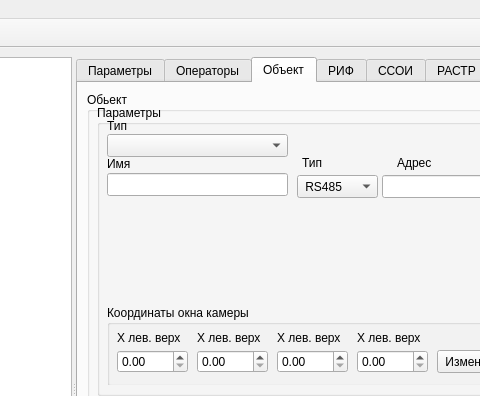
The window that m_cfg/MainWindowCFG.ui (xXRadioHeadXx/start7) describes before a commit, drawn with Qt 5; both pictures show x 397 to 877 and y 0 to 396 of the 1082 by 772 pixel window.
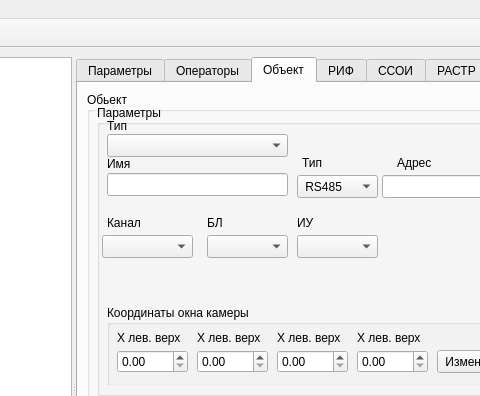
The same window after the commit. The open tabs and pages were chosen to show the change. Icons and pictures are not drawn. Custom widgets are drawn as their Qt base class.

Patch:
```diff
--- a/m_cfg/MainWindowCFG.ui
+++ b/m_cfg/MainWindowCFG.ui
@@ -1014,7 +1014,77 @@
                </property>
               </widget>
              </widget>
-             <widget class="QWidget" name="SSOI_IU_groupbox"/>
+             <widget class="QWidget" name="SSOI_IU_groupbox">
+              <widget class="QComboBox" name="SSOI_IU_Num1">
+               <property name="geometry">
+                <rect>
+                 <x>5</x>
+                 <y>30</y>
+                 <width>91</width>
+                 <height>23</height>
+                </rect>
+               </property>
+              </widget>
+              <widget class="QLabel" name="label_94">
+               <property name="geometry">
+                <rect>
+                 <x>10</x>
+                 <y>10</y>
+                 <width>71</width>
+                 <height>16</height>
+                </rect>
+               </property>
+               <property name="text">
+                <string>Канал</string>
+               </property>
+              </widget>
+              <widget class="QComboBox" name="SSOI_IU_Num2">
+               <property name="geometry">
+                <rect>
+                 <x>110</x>
+                 <y>30</y>
+                 <width>81</width>
+                 <height>23</height>
+                </rect>
+               </property>
+              </widget>
+              <widget class="QLabel" name="label_95">
+               <property name="geometry">
+                <rect>
+                 <x>110</x>
+                 <y>10</y>
+                 <width>81</width>
+                 <height>16</height>
+                </rect>
+               </property>
+               <property name="text">
+                <string>БЛ</string>
+               </property>
+              </widget>
+              <widget class="QComboBox" name="SSOI_IU_Num3">
+               <property name="geometry">
+                <rect>
+                 <x>200</x>
+                 <y>30</y>
+                 <width>81</width>
+                 <height>23</height>
+                </rect>
+               </property>
+              </widget>
+              <widget class="QLabel" name="label_97">
+               <property name="geometry">
+                <rect>
+                 <x>200</x>
+                 <y>10</y>
+                 <width>71</width>
+                 <height>16</height>
+                </rect>
+               </property>
+               <property name="text">
+                <string>ИУ</string>
+               </property>
+              </widget>
+             </widget>
              <widget class="QWidget" name="ADAM_groupbox"/>
              <widget class="QWidget" name="TOROS_groupbox"/>
              <widget class="QWidget" name="DEVLINE_groupbox">
```
Left out of the diff: 4 changed lines with no effect on the pictures.
